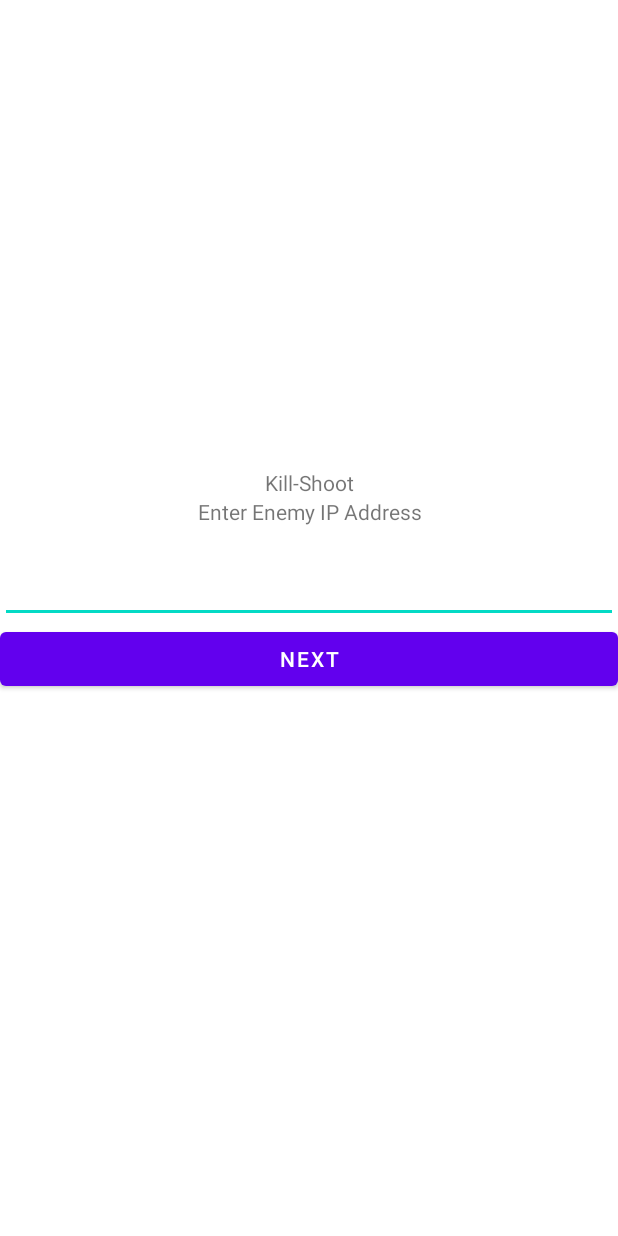
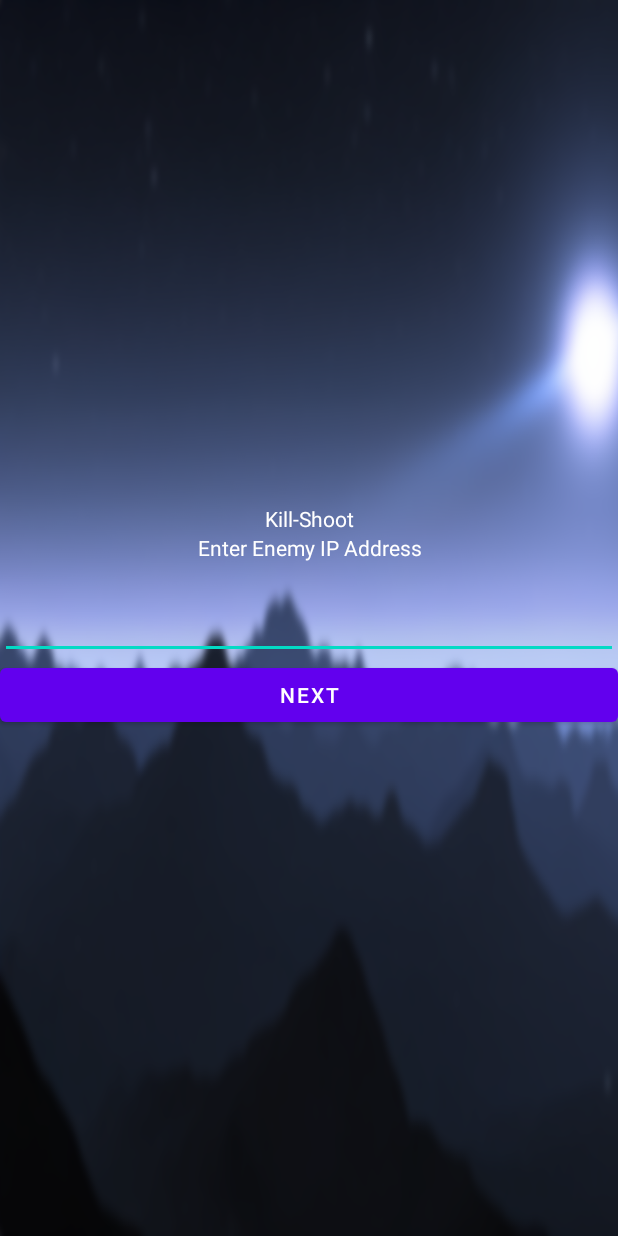
Before and after one commit to Andromeda606/Kill-Shoot, an Android app: the layout fragment_network_select.xml on its own in the app's theme, with its tools: preview values and no code run, on a phone screen of 412 x 824 dp. Run offline under Robolectric (Android 15) with nearby library versions, the phone set to English and light mode, and no system bars.

Commit message:
circler nerfed, fixing gunner showing problem, changed design

```diff
--- a/app/src/main/java/com/androsoft/killshot/MainActivity.java
+++ b/app/src/main/java/com/androsoft/killshot/MainActivity.java
@@ -12,7 +12,7 @@ public class MainActivity extends AppCompatActivity {
     protected void onCreate(Bundle savedInstanceState) {
         super.onCreate(savedInstanceState);
 
-        com.androsoft.killshot.databinding.ActivityMainBinding binding = ActivityMainBinding.inflate(getLayoutInflater());
+        ActivityMainBinding binding = ActivityMainBinding.inflate(getLayoutInflater());
         setContentView(binding.getRoot());
         NavHostFragment navHostFragment = (NavHostFragment) getSupportFragmentManager()
                 .findFragmentById(R.id.nav_controller);
--- a/app/src/main/java/com/androsoft/killshot/constant/Character.java
+++ b/app/src/main/java/com/androsoft/killshot/constant/Character.java
@@ -58,15 +58,15 @@ public abstract class Character {
                         R.drawable.ic_game_bullet2,
                         1500,
                         1000,
-                        R.string.game_character_1_title,
-                        R.string.game_character_1_description
+                        R.string.game_character_2_title,
+                        R.string.game_character_2_description
                 );
             case 2:
                 return new Circler(
                         bulletPhysics,
                         150,
                         25,
-                        600,
+                        1500,
                         R.drawable.ic_game_character3,
                         R.drawable.ic_game_bullet3,
                         2500,
--- a/app/src/main/java/com/androsoft/killshot/fragment/characterselect/viewholder/CharacterSelectViewHolder.java
+++ b/app/src/main/java/com/androsoft/killshot/fragment/characterselect/viewholder/CharacterSelectViewHolder.java
@@ -2,15 +2,16 @@ package com.androsoft.killshot.fragment.characterselect.viewholder;
 
 import android.view.View;
 import android.widget.ImageView;
+import android.widget.LinearLayout;
 import android.widget.TextView;
 import androidx.recyclerview.widget.RecyclerView;
-import com.androsoft.killshot.R;
 import com.androsoft.killshot.databinding.ItemCharacterTabBinding;
 
 public class CharacterSelectViewHolder extends RecyclerView.ViewHolder {
     ItemCharacterTabBinding binding;
     public CharacterSelectViewHolder(final View itemView) {
         super(itemView);
+        itemView.setLayoutParams(new LinearLayout.LayoutParams(LinearLayout.LayoutParams.MATCH_PARENT, LinearLayout.LayoutParams.MATCH_PARENT));
 
         this.binding = ItemCharacterTabBinding.bind(itemView);
     }
--- a/app/src/main/res/layout/fragment_character_select.xml
+++ b/app/src/main/res/layout/fragment_character_select.xml
@@ -1,13 +1,14 @@
 <?xml version="1.0" encoding="utf-8"?>
 <FrameLayout xmlns:android="http://schemas.android.com/apk/res/android"
              xmlns:tools="http://schemas.android.com/tools"
+             android:background="@drawable/background_character"
              android:layout_width="match_parent" android:layout_height="match_parent"
              tools:context=".fragment.characterselect.CharacterSelectFragment">
 
     <LinearLayout
             android:orientation="vertical"
             android:layout_width="match_parent"
-            android:layout_height="match_parent" android:background="#FF9800" android:gravity="center">
+            android:layout_height="match_parent" android:gravity="center" android:layout_gravity="center">
         <TextView
                 android:layout_width="match_parent"
                 android:layout_height="wrap_content" android:id="@+id/ipAddressText" android:gravity="center"/>
@@ -17,7 +18,8 @@
         <androidx.recyclerview.widget.RecyclerView
                 android:id="@+id/characterList"
                 android:layout_width="match_parent"
-                android:layout_height="match_parent" android:layout_gravity="center"/>
+                android:layout_height="match_parent" android:layout_gravity="center"
+                android:foregroundGravity="center"/>
 
     </LinearLayout>
 </FrameLayout>
--- a/app/src/main/res/layout/fragment_network_select.xml
+++ b/app/src/main/res/layout/fragment_network_select.xml
@@ -1,7 +1,8 @@
 <?xml version="1.0" encoding="utf-8"?>
 <LinearLayout xmlns:android="http://schemas.android.com/apk/res/android"
-              xmlns:app="http://schemas.android.com/apk/res-auto" xmlns:tools="http://schemas.android.com/tools"
+              xmlns:tools="http://schemas.android.com/tools"
               android:layout_width="match_parent"
+              android:background="@drawable/background_character"
               android:layout_height="match_parent"
               tools:context=".fragment.NetworkSelectFragment" android:orientation="vertical" android:gravity="center">
 
@@ -9,28 +10,25 @@
     <TextView
             android:text="@string/app_name"
             android:layout_width="match_parent"
-            android:layout_height="wrap_content" android:id="@+id/textView4" android:gravity="center"/>
+            android:layout_height="wrap_content" android:id="@+id/textView4" android:gravity="center"
+            android:textColor="@color/white"/>
     <TextView
             android:text="@string/enter_enemy_ip_address"
             android:layout_width="match_parent"
-            android:layout_height="wrap_content" android:id="@+id/textView5" android:gravity="center"/>
+            android:layout_height="wrap_content" android:id="@+id/textView5" android:gravity="center"
+            android:textColor="@color/white"/>
     <TextView
             android:layout_width="match_parent"
-            android:layout_height="wrap_content" android:id="@+id/yourIpAddressText" android:gravity="center"/>
+            android:layout_height="wrap_content" android:id="@+id/yourIpAddressText" android:gravity="center"
+            android:textColor="@color/white"/>
     <EditText
             android:layout_width="match_parent"
             android:layout_height="wrap_content"
             android:inputType="textPersonName"
             android:ems="10"
-            android:id="@+id/ipAddressText" android:gravity="center"/>
+            android:id="@+id/ipAddressText" android:gravity="center" android:textColor="@color/white"/>
     <Button
             android:text="@string/next"
             android:layout_width="match_parent"
             android:layout_height="wrap_content" android:id="@+id/button"/>
-    <ImageView
-            android:id="@+id/iconHelp"
-            android:src="@drawable/ic_round_info"
-            android:layout_width="48dp"
-            android:layout_height="48dp"
-    />
 </LinearLayout>
--- a/app/src/main/res/layout/item_character_tab.xml
+++ b/app/src/main/res/layout/item_character_tab.xml
@@ -5,6 +5,7 @@
               android:layout_height="match_parent">
     <LinearLayout
             android:id="@+id/shipLayout"
+            android:background="@drawable/stroke"
             android:orientation="vertical"
             android:layout_width="match_parent"
             android:layout_height="match_parent" android:layout_margin="20dp" android:gravity="center">
@@ -15,10 +16,12 @@
                 android:layout_gravity="center"/>
         <TextView
                 android:id="@+id/titleText"
+                android:textColor="@color/white"
                 android:layout_width="match_parent"
                 android:layout_height="wrap_content"
                 android:gravity="center" android:textSize="24sp"/>
         <TextView
+                android:textColor="@color/white"
                 android:id="@+id/descriptionText"
                 android:layout_width="match_parent"
                 android:layout_height="wrap_content"
```
Also changed, not shown: app/src/main/java/com/androsoft/killshot/fragment/GameScreenFragment.java (+11 -9 lines), app/src/main/java/com/androsoft/killshot/fragment/NetworkSelectFragment.java (+0 -17 lines), app/src/main/java/com/androsoft/killshot/fragment/WelcomeScreenFragment.java (added, +44 -0 lines), app/src/main/res/drawable/stroke.xml (added, +12 -0 lines), app/src/main/res/layout/fragment_game_screen.xml (+9 -11 lines), app/src/main/res/layout/fragment_welcome_screen.xml (added, +30 -0 lines), app/src/main/res/navigation/nav_graph.xml (+13 -2 lines), app/src/main/res/values/strings.xml (+6 -2 lines), app/src/main/res/drawable/background.jpg, app/src/main/res/drawable/background_character.png (added), app/src/main/res/drawable/background_win.png (added), app/src/main/res/font/futupo.ttf (added), 2 other files.
